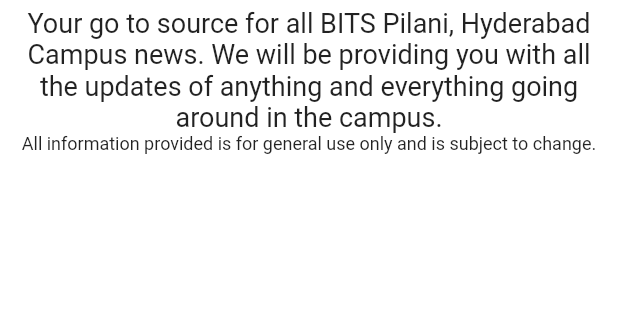
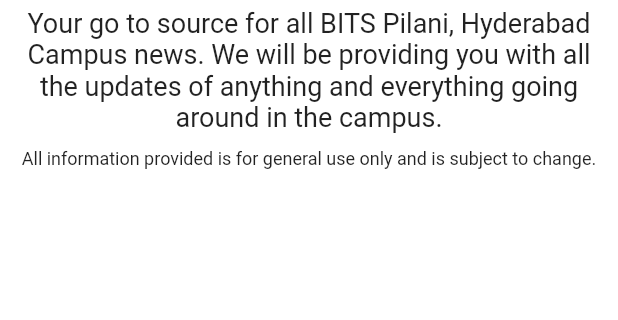
Before and after one commit to neilmehta31/DAB, a Flutter app: the screen it shows after launch, scrolled down 576 dp, after a tap on the "info" icon, on a phone screen of 412 x 824 dp, the part 395-715 px from its top. Run offline on Flutter 3.47's test engine with Material 2 defaults, Android fonts, the phone set to English and light mode, and no system bars; our stand-ins replace date_format, google_maps_flutter, shimmer; missing offline and left inert: flutter_html_view; network calls fail.

Commit message:
map updated

```diff
--- a/lib/UI/AboutusUI.dart
+++ b/lib/UI/AboutusUI.dart
@@ -58,7 +58,7 @@ class AboutUsUI extends StatelessWidget {
                 ),
                 // Image.asset("images/snow.png",height: 150,),
                 Padding(
-                  padding: EdgeInsets.only(bottom: 25.0),
+                  padding: EdgeInsets.only(top:10, bottom: 25.0),
                   child: Text(
                     'All information provided is for general use only and is subject to change.',
                     textAlign: TextAlign.center,
--- a/lib/UI/homeUI.dart
+++ b/lib/UI/homeUI.dart
@@ -65,7 +65,7 @@ class _HomeUIState extends State<HomeUI> {
         children: [
           Container(
             decoration: BoxDecoration(
-                color: Colors.blue,
+                color: Colors.white30,
                 borderRadius: BorderRadius.only(
                     bottomLeft: Radius.circular(18),
                     bottomRight: Radius.circular(18))),
@@ -76,7 +76,7 @@ class _HomeUIState extends State<HomeUI> {
                   TextSpan(
                       style: TextStyle(
                         fontSize: 30,
-                        color: Colors.white,
+                        color: Colors.black54,
                       ),
                       text: "Announcements"),
                 )
--- a/lib/home.dart
+++ b/lib/home.dart
@@ -7,7 +7,7 @@ import 'package:daysatbits/UI/AboutusUI.dart';
 // import 'package:daysatbits/UI/FacultyUI.dart';
 import 'package:daysatbits/UI/clubsUI.dart';
 import 'package:daysatbits/UI/homeUI.dart';
-
+import 'package:daysatbits/UI/Map.dart';
 import 'UI/ContactusUI.dart';
 import 'UI/clubsUI.dart';
 
@@ -99,10 +99,24 @@ class _HomePageState extends State<HomePage> {
                       MaterialPageRoute(builder: (context) => ClubsUI()));
                 },
                 leading: Icon(
-                  Icons.phone,
+                  Icons.sports_handball,
                   color: Colors.blue,
                 ),
                 title: Text("Clubs"),
+              ),
+              Divider(
+                thickness: 2,
+              ),
+              ListTile(
+                onTap: () {
+                  return Navigator.push(context,
+                      MaterialPageRoute(builder: (context) => Map()));
+                },
+                leading: Icon(
+                  Icons.map,
+                  color: Colors.blue,
+                ),
+                title: Text("Map"),
               ),
               Divider(
                 thickness: 2,
@@ -123,8 +137,20 @@ class _HomePageState extends State<HomePage> {
               Divider(
                 thickness: 2,
               ),
-            ],
-          )),
+
+
+                  Expanded(
+                    child: Align(
+                      alignment: Alignment.bottomCenter,
+                      child: Text('Updates rolling soon.........'),
+                    ),
+                  ),
+//                  alignment: Alignment.bottomCenter,
+//                  Align(
+//                    alignment: Alignment.bottomCenter,
+//                    child: Text('Bottom'),
+//                  ),
+          ])),
       appBar: AppBar(
         iconTheme: IconThemeData(
           color: Colors.black,
--- a/pubspec.yaml
+++ b/pubspec.yaml
@@ -19,6 +19,8 @@ environment:
 dependencies:
   flutter:
     sdk: flutter
+  google_maps_flutter: ^0.4.0
+
 
   # The following adds the Cupertino Icons font to your application.
   # Use with the CupertinoIcons class for iOS style icons.
```
Also changed, not shown: lib/UI/Map.dart (added, +60 -0 lines), lib/UI/clubsUI.dart (+4 -4 lines), images/logo_dab.jpeg (added), pubspec.lock, 5 other files.
